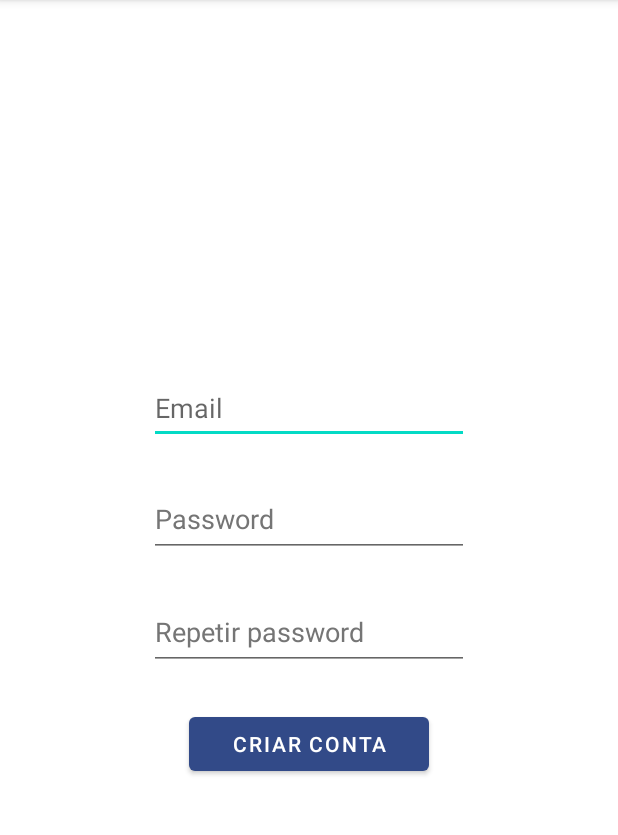
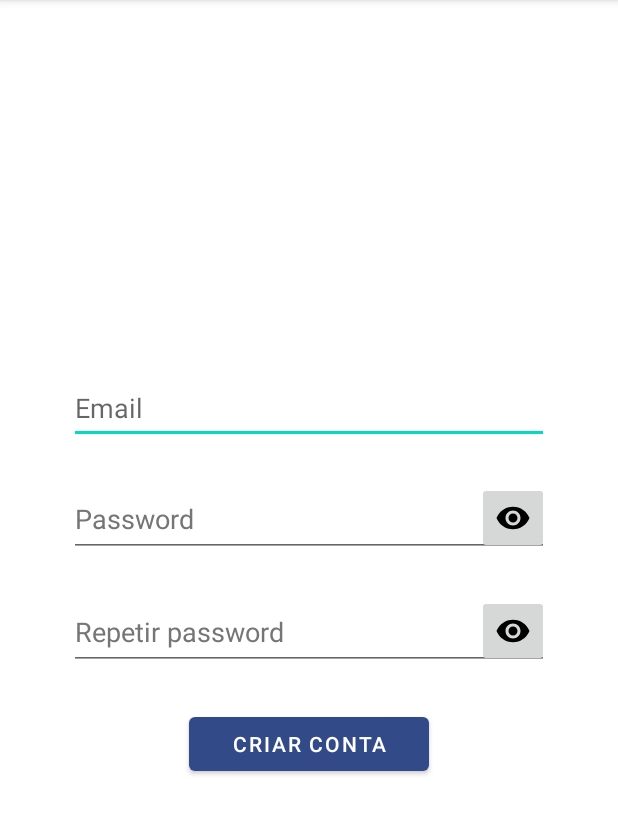
Before and after one commit to Angela-Reis/DAM_20946_23033, an Android app: the SignUpActivity screen opened directly, with no data from a screen before it, on a phone screen of 412 x 824 dp, the part 84-919 px from its top. Run offline under Robolectric (Android 15) with nearby library versions, the phone set to English and light mode, and no system bars.

Commit message:
Add button to show password when pressed and hide it when released

```diff
--- a/ProjetoDAM/app/src/main/java/pt/ipt/dam2022/projetodam/ui/activity/login/SignUpActivity.kt
+++ b/ProjetoDAM/app/src/main/java/pt/ipt/dam2022/projetodam/ui/activity/login/SignUpActivity.kt
@@ -1,11 +1,15 @@
 package pt.ipt.dam2022.projetodam.ui.activity.login
 
+import android.annotation.SuppressLint
 import android.content.Intent
 import android.os.Bundle
+import android.text.method.PasswordTransformationMethod
 import android.util.Log
 import android.view.MenuItem
+import android.view.MotionEvent
 import android.widget.Button
 import android.widget.EditText
+import android.widget.ImageButton
 import android.widget.Toast
 import androidx.appcompat.app.AppCompatActivity
 import androidx.core.util.PatternsCompat
@@ -31,6 +35,10 @@ class SignUpActivity : AppCompatActivity() {
         val emailTxt = findViewById<EditText>(R.id.txtEmail)
         val passwordTxt = findViewById<EditText>(R.id.txtPassword)
         val repeatPasswordTxt = findViewById<EditText>(R.id.txtRepeatPassword)
+        val btnVerPass = findViewById<ImageButton>(R.id.btnSeePass)
+        val btnVerRepPass = findViewById<ImageButton>(R.id.btnSeeRepPass)
+        seePassword(passwordTxt, btnVerPass)
+        seePassword(repeatPasswordTxt, btnVerRepPass)
 
         // set on-click listener
         btnRegister.setOnClickListener {
@@ -125,4 +133,21 @@ class SignUpActivity : AppCompatActivity() {
             }
         })
     }
+
+
+    /**
+     * Show password in textField when Image Button is pressed and hides password when button is released
+     */
+    @SuppressLint("ClickableViewAccessibility")
+    fun seePassword(textField: EditText, btn:ImageButton) {
+
+        btn.setOnTouchListener { v, event ->
+            when (event?.action) {
+                MotionEvent.ACTION_DOWN -> textField.transformationMethod = null
+                MotionEvent.ACTION_UP -> textField.transformationMethod = PasswordTransformationMethod()
+            }
+
+            v?.onTouchEvent(event) ?: true
+        }
+    }
 }
--- /dev/null
+++ b/ProjetoDAM/app/src/main/res/drawable/ic_baseline_eye.xml
@@ -0,0 +1,5 @@
+<vector android:height="24dp" android:tint="#000000"
+    android:viewportHeight="24" android:viewportWidth="24"
+    android:width="24dp" xmlns:android="http://schemas.android.com/apk/res/android">
+    <path android:fillColor="@android:color/white" android:pathData="M12,4.5C7,4.5 2.73,7.61 1,12c1.73,4.39 6,7.5 11,7.5s9.27,-3.11 11,-7.5c-1.73,-4.39 -6,-7.5 -11,-7.5zM12,17c-2.76,0 -5,-2.24 -5,-5s2.24,-5 5,-5 5,2.24 5,5 -2.24,5 -5,5zM12,9c-1.66,0 -3,1.34 -3,3s1.34,3 3,3 3,-1.34 3,-3 -1.34,-3 -3,-3z"/>
+</vector>
--- a/ProjetoDAM/app/src/main/res/layout/activity_signup.xml
+++ b/ProjetoDAM/app/src/main/res/layout/activity_signup.xml
@@ -4,45 +4,80 @@
     xmlns:tools="http://schemas.android.com/tools"
     android:layout_width="match_parent"
     android:layout_height="match_parent"
-    tools:context=".ui.activity.login.LoginActivity"
+    android:gravity="center"
     android:orientation="vertical"
-    android:gravity="center">
+    tools:context=".ui.activity.login.LoginActivity">
 
 
     <EditText
         android:id="@+id/txtEmail"
         android:layout_width="wrap_content"
         android:layout_height="wrap_content"
-        android:ems="10"
+        android:layout_marginBottom="25dp"
+        android:autofillHints=""
+        android:ems="15"
         android:hint="@string/email"
         android:inputType="textEmailAddress"
-        android:minHeight="48dp"
-        android:layout_marginBottom="25dp"
-        android:autofillHints="" />
+        android:minHeight="48dp" />
+
+    <RelativeLayout
+        android:layout_width="wrap_content"
+        android:layout_height="wrap_content">
 
         <EditText
             android:id="@+id/txtPassword"
             android:layout_width="wrap_content"
             android:layout_height="wrap_content"
             android:layout_marginBottom="25dp"
-        android:ems="10"
+            android:ems="15"
             android:hint="@string/password"
             android:importantForAutofill="no"
             android:inputType="textPassword"
             android:minHeight="50dp"
             android:textColorHint="#757575" />
 
+
+        <ImageButton
+            android:id="@+id/btnSeePass"
+            android:layout_width="wrap_content"
+            android:layout_height="wrap_content"
+            android:layout_alignEnd="@id/txtPassword"
+            android:contentDescription="@string/ver_password"
+            android:minHeight="48dp"
+            android:src="@drawable/ic_baseline_eye" />
+
+    </RelativeLayout>
+
+    <RelativeLayout
+        android:layout_width="wrap_content"
+        android:layout_height="wrap_content">
+
         <EditText
             android:id="@+id/txtRepeatPassword"
             android:layout_width="wrap_content"
             android:layout_height="wrap_content"
             android:layout_marginBottom="25dp"
-        android:ems="10"
+            android:ems="15"
             android:hint="@string/repetir_password"
             android:importantForAutofill="no"
             android:inputType="textPassword"
             android:minHeight="50dp"
             android:textColorHint="#757575" />
+
+
+        <ImageButton
+            android:id="@+id/btnSeeRepPass"
+            android:layout_width="wrap_content"
+            android:layout_height="wrap_content"
+            android:layout_alignEnd="@id/txtRepeatPassword"
+            android:contentDescription="@string/ver_password_repetida"
+            android:minHeight="48dp"
+            android:src="@drawable/ic_baseline_eye" />
+
+    </RelativeLayout>
+
+
+
 
     <Button
         android:id="@+id/buttonSignUp"
--- a/ProjetoDAM/app/src/main/res/values/strings.xml
+++ b/ProjetoDAM/app/src/main/res/values/strings.xml
@@ -24,4 +24,6 @@
     <string name="contactos">Contactos</string>
     <string name="lojas">Lojas</string>
     <string name="categoria">Categoria</string>
+    <string name="ver_password">Ver password</string>
+    <string name="ver_password_repetida">Ver Password Repetida</string>
 </resources>
```
Also changed, not shown: ProjetoDAM/app/src/main/java/pt/ipt/dam2022/projetodam/ui/activity/login/LoginActivity.kt (+26 -0 lines), ProjetoDAM/app/src/main/res/layout/activity_login.xml (+21 -4 lines). Lines whose indentation alone changed are shown as unchanged.
